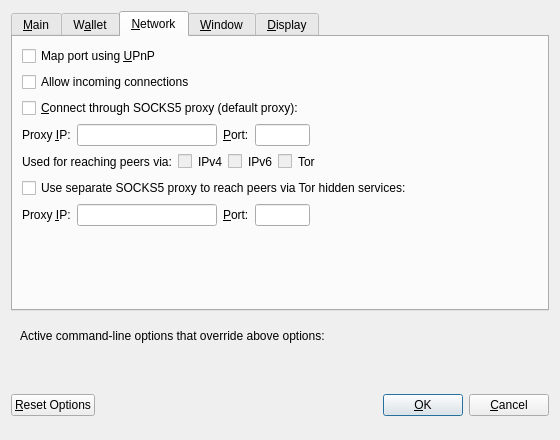
The window that src/qt/forms/optionsdialog.ui (Ailein/atbcoin-insight) describes before a commit, drawn with Qt 5.
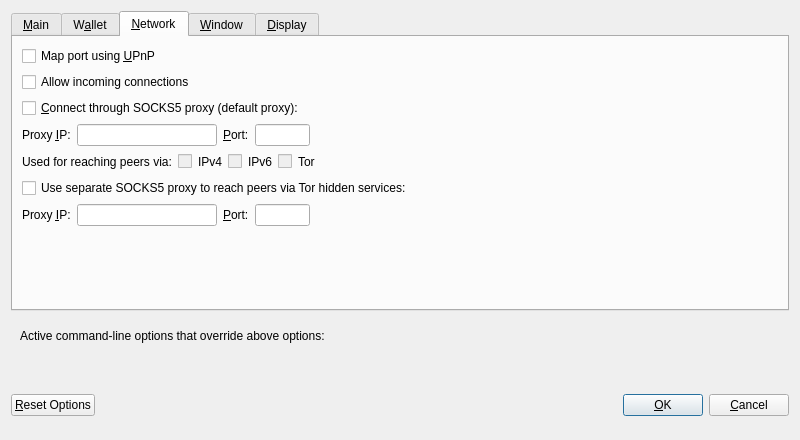
The same window after the commit. The open tabs and pages were chosen to show the change. Custom widgets are drawn as their Qt base class.

What changed in the file:
```diff
--- a/src/qt/forms/optionsdialog.ui
+++ b/src/qt/forms/optionsdialog.ui
@@ -6,10 +6,16 @@
    <rect>
     <x>0</x>
     <y>0</y>
-    <width>560</width>
+    <width>800</width>
     <height>440</height>
    </rect>
   </property>
+  <property name="minimumSize">
+   <size>
+    <width>600</width>
+    <height>0</height>
+   </size>
+  </property>
   <property name="windowTitle">
    <string>Options</string>
   </property>
```
Left out of the diff: 2 changed lines with no effect on the pictures.
